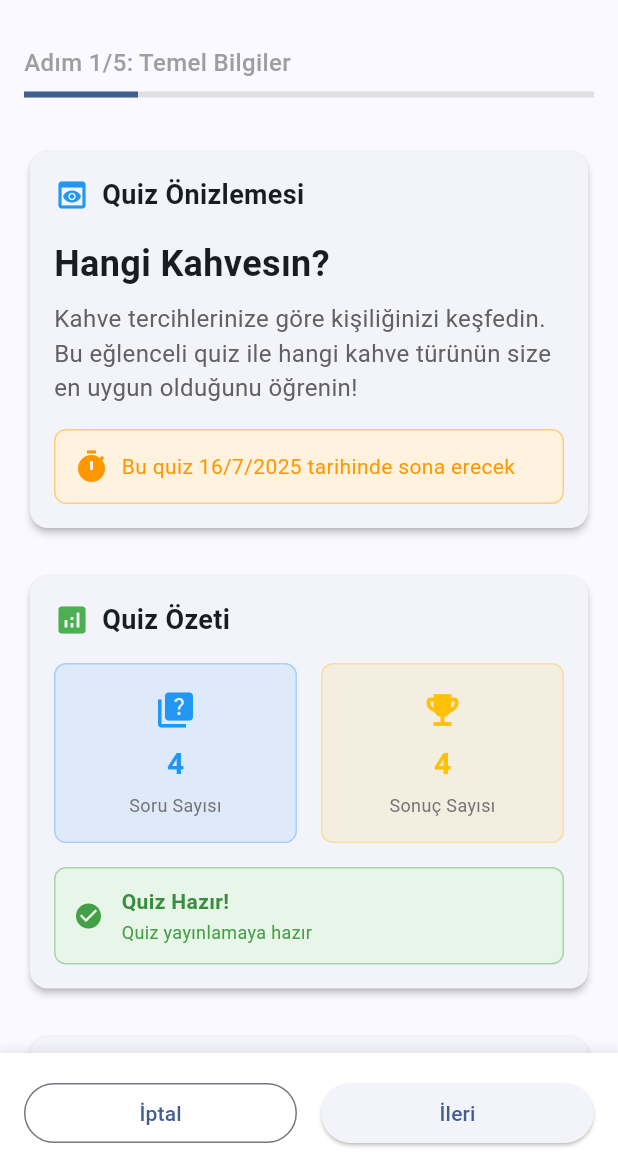
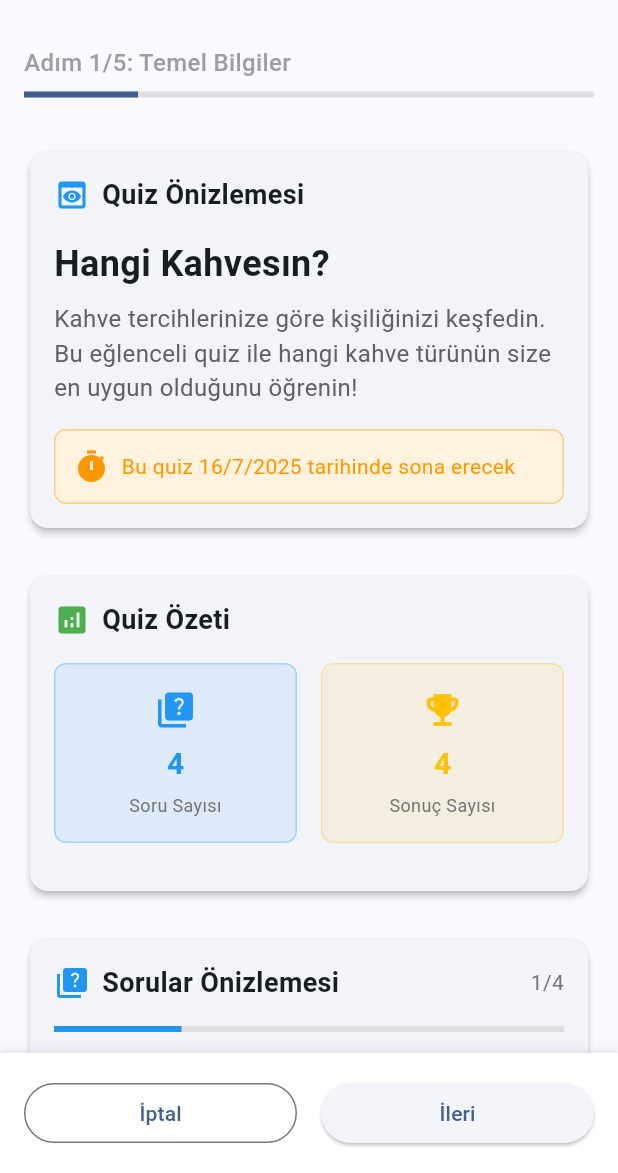
Before and after one commit to bedii97/ProneApp, a Flutter app: the CreateQuizView screen opened directly, swiped to page 5, on a phone screen of 412 x 824 dp, the part 63-1236 px from its top. Run offline on Flutter 3.47's test engine with Material 3 defaults, Android fonts, the phone set to English and light mode, and no system bars; our stand-ins replace flutter_bloc, flutter_dotenv, go_router, shared_preferences, supabase_flutter; accounts and stored records are empty.

Commit message:
Refactor quiz preview components to improve code clarity and remove unused status display

```diff
--- a/lib/feature/home/widgets/post_cards/components/post_footer.dart
+++ b/lib/feature/home/widgets/post_cards/components/post_footer.dart
@@ -1,3 +1,5 @@
+// ignore_for_file: unreachable_switch_default
+
 import 'package:flutter/material.dart';
 import 'package:prone/feature/post/domain/models/poll_model.dart';
 import 'package:prone/feature/post/domain/models/post_model.dart';
--- a/lib/feature/post/presentation/widgets/quiz_steps/components/quiz_preview_stats.dart
+++ b/lib/feature/post/presentation/widgets/quiz_steps/components/quiz_preview_stats.dart
@@ -1,4 +1,5 @@
 import 'package:flutter/material.dart';
+import 'package:prone/core/extensions/color_extension.dart';
 
 class QuizPreviewStats extends StatelessWidget {
   final int questionCount;
@@ -53,9 +54,6 @@ class QuizPreviewStats extends StatelessWidget {
               ],
             ),
             const SizedBox(height: 16),
-
-            // Quiz Ready Status
-            _buildReadyStatus(),
           ],
         ),
       ),
@@ -71,9 +69,9 @@ class QuizPreviewStats extends StatelessWidget {
     return Container(
       padding: const EdgeInsets.all(16),
       decoration: BoxDecoration(
-        color: color.withOpacity(0.1),
+        color: color.withOpacityD(0.1),
         borderRadius: BorderRadius.circular(8),
-        border: Border.all(color: color.withOpacity(0.3)),
+        border: Border.all(color: color.withOpacityD(0.3)),
       ),
       child: Column(
         children: [
@@ -97,54 +95,4 @@ class QuizPreviewStats extends StatelessWidget {
       ),
     );
   }
-
-  Widget _buildReadyStatus() {
-    final isReady = questionCount >= 1 && resultCount >= 2;
-
-    return Container(
-      padding: const EdgeInsets.all(12),
-      decoration: BoxDecoration(
-        color: isReady ? Colors.green[50] : Colors.orange[50],
-        borderRadius: BorderRadius.circular(8),
-        border: Border.all(
-          color: isReady ? Colors.green[200]! : Colors.orange[200]!,
-        ),
-      ),
-      child: Row(
-        children: [
-          Icon(
-            isReady ? Icons.check_circle : Icons.warning,
-            color: isReady ? Colors.green[600] : Colors.orange[600],
-            size: 20,
-          ),
-          const SizedBox(width: 12),
-          Expanded(
-            child: Column(
-              crossAxisAlignment: CrossAxisAlignment.start,
-              children: [
-                Text(
-                  isReady ? 'Quiz Hazır!' : 'Quiz Tamamlanmadı',
-                  style: TextStyle(
-                    fontSize: 14,
-                    fontWeight: FontWeight.w600,
-                    color: isReady ? Colors.green[700] : Colors.orange[700],
-                  ),
-                ),
-                const SizedBox(height: 2),
-                Text(
-                  isReady
-                      ? 'Quiz yayınlamaya hazır'
-                      : 'En az 1 soru ve 2 sonuç gerekli',
-                  style: TextStyle(
-                    fontSize: 12,
-                    color: isReady ? Colors.green[600] : Colors.orange[600],
-                  ),
-                ),
-              ],
-            ),
-          ),
-        ],
-      ),
-    );
-  }
 }
```
Also changed, not shown: lib/feature/post/presentation/widgets/quiz_steps/components/quiz_preview_question.dart (+4 -28 lines).
